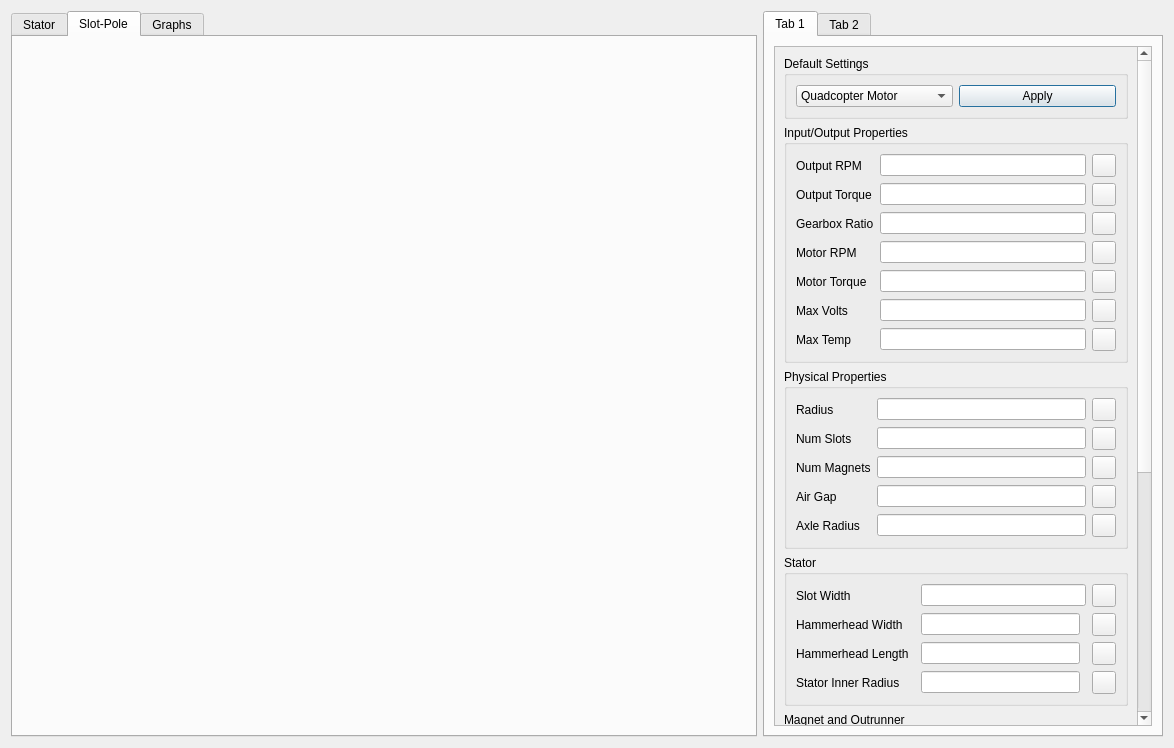
Above: ui/bldc-designer-2.ui from SimLeek/freecad.actuators before the change. Below: the same form after it.
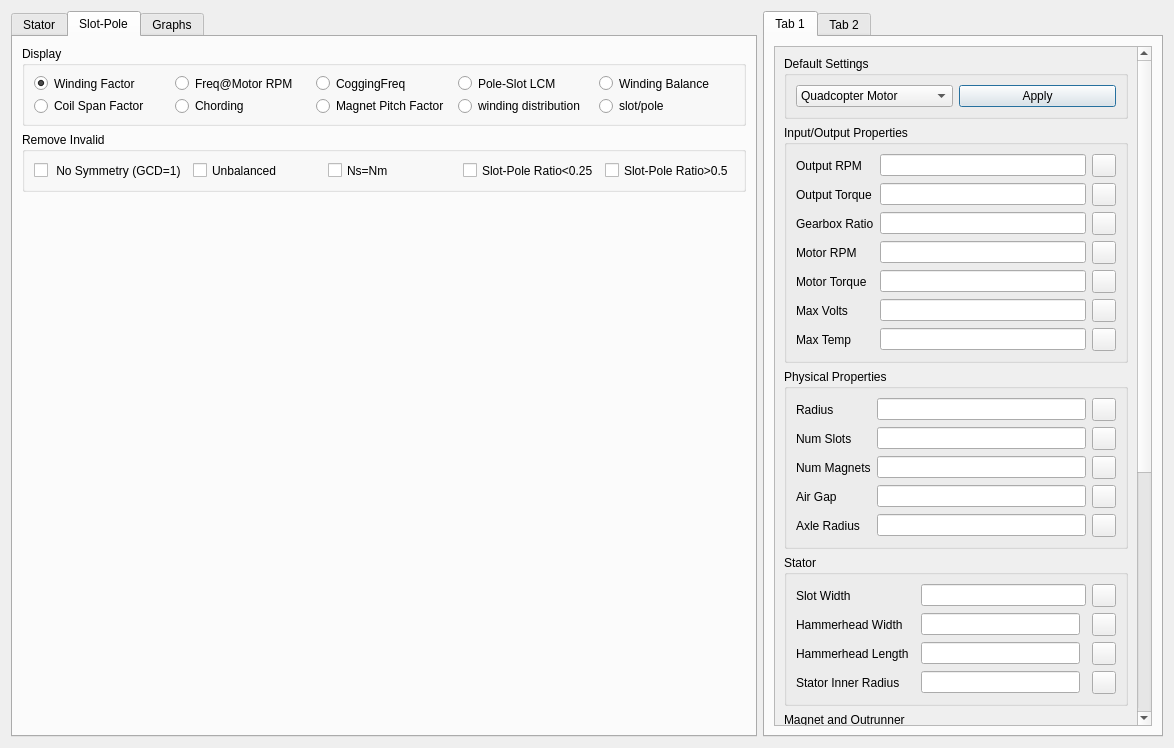
That is the form after the change. The open tabs and pages were chosen to show the change. Custom widgets are drawn as their Qt base class.

Commit message: Added working slot pole selector grid.

Patch:
```diff
--- a/ui/bldc-designer-2.ui
+++ b/ui/bldc-designer-2.ui
@@ -102,7 +102,175 @@
       </attribute>
       <layout class="QVBoxLayout" name="verticalLayout_2">
        <item>
-        <widget class="QWidget" name="slot_pole_grid_widget" native="true"/>
+        <widget class="QGroupBox" name="groupBox_8">
+         <property name="maximumSize">
+          <size>
+           <width>16777215</width>
+           <height>80</height>
+          </size>
+         </property>
+         <property name="title">
+          <string>Display</string>
+         </property>
+         <layout class="QGridLayout" name="gridLayout_8">
+          <item row="1" column="2">
+           <widget class="QRadioButton" name="display_magnet_pitch_factor_radio_button">
+            <property name="text">
+             <string>Magnet Pitch Factor</string>
+            </property>
+            <attribute name="buttonGroup">
+             <string notr="true">slot_pole_button_group</string>
+            </attribute>
+           </widget>
+          </item>
+          <item row="1" column="1">
+           <widget class="QRadioButton" name="display_chording_radio_button">
+            <property name="text">
+             <string>Chording</string>
+            </property>
+            <attribute name="buttonGroup">
+             <string notr="true">slot_pole_button_group</string>
+            </attribute>
+           </widget>
+          </item>
+          <item row="1" column="4">
+           <widget class="QRadioButton" name="display_slot_pole_radio_button">
+            <property name="text">
+             <string>slot/pole</string>
+            </property>
+            <attribute name="buttonGroup">
+             <string notr="true">slot_pole_button_group</string>
+            </attribute>
+           </widget>
+          </item>
+          <item row="1" column="3">
+           <widget class="QRadioButton" name="display_winding_distribution_radio_button">
+            <property name="text">
+             <string>winding distribution</string>
+            </property>
+            <attribute name="buttonGroup">
+             <string notr="true">slot_pole_button_group</string>
+            </attribute>
+           </widget>
+          </item>
+          <item row="1" column="0">
+           <widget class="QRadioButton" name="display_coil_span_radio_button">
+            <property name="text">
+             <string>Coil Span Factor</string>
+            </property>
+            <attribute name="buttonGroup">
+             <string notr="true">slot_pole_button_group</string>
+            </attribute>
+           </widget>
+          </item>
+          <item row="0" column="0">
+           <widget class="QRadioButton" name="display_winding_factor_radio_button">
+            <property name="text">
+             <string>Winding Factor</string>
+            </property>
+            <property name="checked">
+             <bool>true</bool>
+            </property>
+            <attribute name="buttonGroup">
+             <string notr="true">slot_pole_button_group</string>
+            </attribute>
+           </widget>
+          </item>
+          <item row="0" column="1">
+           <widget class="QRadioButton" name="display_freq_at_rpm_radio_button">
+            <property name="text">
+             <string>Freq@Motor RPM</string>
+            </property>
+            <attribute name="buttonGroup">
+             <string notr="true">slot_pole_button_group</string>
+            </attribute>
+           </widget>
+          </item>
+          <item row="0" column="2">
+           <widget class="QRadioButton" name="display_cogging_freq_radio_button">
+            <property name="text">
+             <string>CoggingFreq</string>
+            </property>
+            <attribute name="buttonGroup">
+             <string notr="true">slot_pole_button_group</string>
+            </attribute>
+           </widget>
+          </item>
+          <item row="0" column="3">
+           <widget class="QRadioButton" name="display_LCM_radio_button">
+            <property name="text">
+             <string>Pole-Slot LCM</string>
+            </property>
+            <attribute name="buttonGroup">
+             <string notr="true">slot_pole_button_group</string>
+            </attribute>
+           </widget>
+          </item>
+          <item row="0" column="4">
+           <widget class="QRadioButton" name="display_winding_balance_radio_button">
+            <property name="text">
+             <string>Winding Balance</string>
+            </property>
+            <attribute name="buttonGroup">
+             <string notr="true">slot_pole_button_group</string>
+            </attribute>
+           </widget>
+          </item>
+         </layout>
+        </widget>
+       </item>
+       <item>
+        <widget class="QGroupBox" name="groupBox_9">
+         <property name="maximumSize">
+          <size>
+           <width>16777215</width>
+           <height>60</height>
+          </size>
+         </property>
+         <property name="title">
+          <string>Remove Invalid</string>
+         </property>
+         <layout class="QHBoxLayout" name="horizontalLayout_4">
+          <item>
+           <widget class="QCheckBox" name="remove_no_symmetry_checkbox">
+            <property name="text">
+             <string> No Symmetry (GCD=1)</string>
+            </property>
+           </widget>
+          </item>
+          <item>
+           <widget class="QCheckBox" name="remove_unbalanced_checkbox">
+            <property name="text">
+             <string>Unbalanced</string>
+            </property>
+           </widget>
+          </item>
+          <item>
+           <widget class="QCheckBox" name="remove_ns_is_nm_checkbox">
+            <property name="text">
+             <string>Ns=Nm</string>
+            </property>
+           </widget>
+          </item>
+          <item>
+           <widget class="QCheckBox" name="remove_q_less_0_25_checkbox">
+            <property name="text">
+             <string>Slot-Pole Ratio&lt;0.25</string>
+            </property>
+           </widget>
+          </item>
+          <item>
+           <widget class="QCheckBox" name="remove_q_gt_0_5_checkbox">
+            <property name="text">
+             <string>Slot-Pole Ratio&gt;0.5</string>
+            </property>
+           </widget>
+          </item>
+         </layout>
+        </widget>
+       </item>
+       <item>
+        <widget class="InfXYGridWidget" name="slot_pole_grid_widget" native="true"/>
        </item>
       </layout>
      </widget>
@@ -627,6 +795,12 @@
    <header>pyqtgraph</header>
    <container>1</container>
   </customwidget>
+  <customwidget>
+   <class>InfXYGridWidget</class>
+   <extends>QWidget</extends>
+   <header>.inf_xy_grid</header>
+   <container>1</container>
+  </customwidget>
  </customwidgets>
  <resources/>
  <connections/>
```
Left out of the diff: 7 changed lines with no effect on the pictures. The commit also changes 4 other files.
